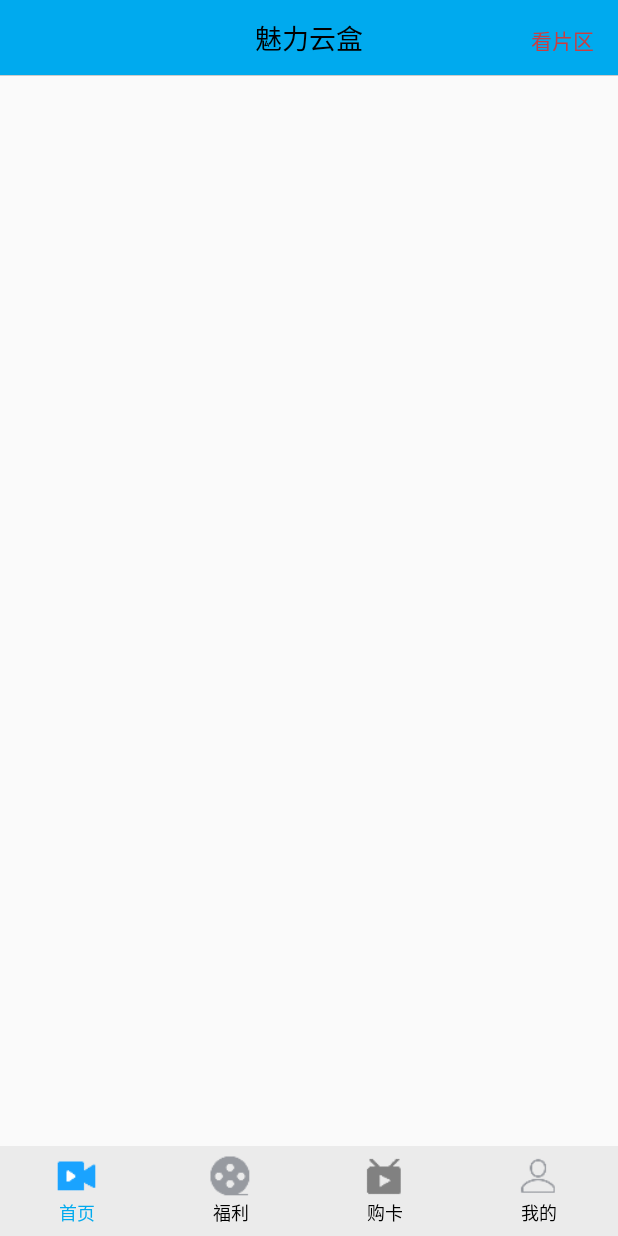
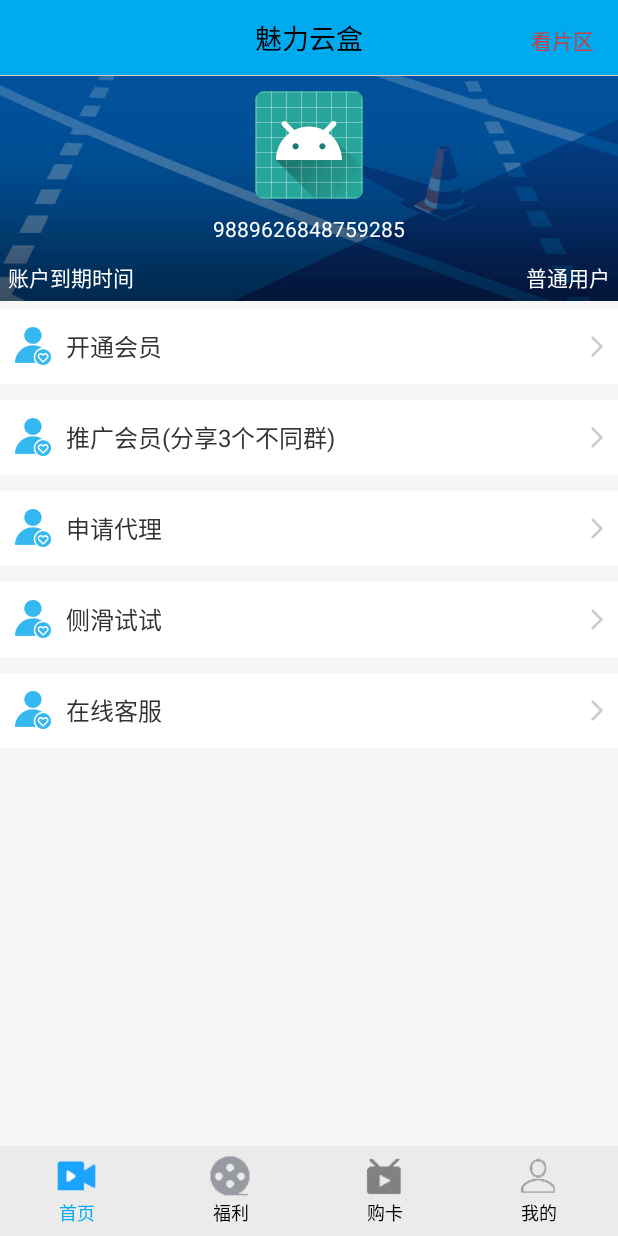
Before and after one commit to Snail17/Pandora, an Android app: the fragment MyFragment placed in its activity, on a phone screen of 412 x 824 dp. Run offline under Robolectric (Android 15) with nearby library versions, the phone set to English and light mode, and no system bars.

Commit message:
添加我的界面UI

```diff
--- a/app/src/main/res/layout/fragment_my.xml
+++ b/app/src/main/res/layout/fragment_my.xml
@@ -1,8 +1,87 @@
-<FrameLayout xmlns:android="http://schemas.android.com/apk/res/android"
+<LinearLayout xmlns:android="http://schemas.android.com/apk/res/android"
     xmlns:tools="http://schemas.android.com/tools"
     android:layout_width="match_parent"
     android:layout_height="match_parent"
+    android:background="@color/white_f6"
+    android:orientation="vertical"
     tools:context="com.pandora.modular.main.fragment.MyFragment">
 
+    <RelativeLayout
+        android:layout_width="match_parent"
+        android:layout_height="@dimen/default_dimen_150"
+        android:background="@drawable/bg_user_center_top">
 
-</FrameLayout>
+        <ImageView
+            android:id="@+id/tv_mine_image"
+            android:layout_width="match_parent"
+            android:layout_height="wrap_content"
+            android:layout_marginTop="@dimen/default_dimen_10"
+            android:src="@mipmap/ic_launcher" />
+
+        <TextView
+            android:layout_width="wrap_content"
+            android:layout_height="wrap_content"
+            android:layout_below="@id/tv_mine_image"
+            android:layout_centerHorizontal="true"
+            android:layout_marginTop="@dimen/default_dimen_10"
+            android:text="9889626848759285"
+            android:textColor="@color/white_ff" />
+
+        <TextView
+            android:layout_width="wrap_content"
+            android:layout_height="wrap_content"
+            android:layout_alignParentBottom="true"
+            android:layout_alignParentLeft="true"
+            android:layout_marginTop="@dimen/default_dimen_10"
+            android:padding="@dimen/default_dimen_5"
+            android:text="账户到期时间"
+            android:textColor="@color/white_ff" />
+
+        <TextView
+            android:layout_width="wrap_content"
+            android:layout_height="wrap_content"
+            android:layout_alignParentBottom="true"
+            android:layout_alignParentRight="true"
+            android:layout_marginTop="@dimen/default_dimen_10"
+            android:padding="@dimen/default_dimen_5"
+            android:text="普通用户"
+            android:textColor="@color/white_ff" />
+    </RelativeLayout>
+
+    <TextView
+        android:id="@+id/tv_open_vip"
+        style="@style/FragmentMyItemStyle"
+        android:drawableLeft="@drawable/mine_icon_invite_friend"
+        android:drawableRight="@drawable/arrow_right"
+        android:text="开通会员" />
+
+
+    <TextView
+        android:id="@+id/tv_invite_friend"
+        style="@style/FragmentMyItemStyle"
+        android:drawableLeft="@drawable/mine_icon_invite_friend"
+        android:drawableRight="@drawable/arrow_right"
+        android:text="推广会员(分享3个不同群)" />
+
+    <TextView
+        android:id="@+id/tv_collect"
+        style="@style/FragmentMyItemStyle"
+        android:drawableLeft="@drawable/mine_icon_invite_friend"
+        android:drawableRight="@drawable/arrow_right"
+        android:text="申请代理" />
+
+    <TextView
+        android:id="@+id/tv_Sideslip"
+        style="@style/FragmentMyItemStyle"
+        android:drawableLeft="@drawable/mine_icon_invite_friend"
+        android:drawableRight="@drawable/arrow_right"
+        android:text="侧滑试试" />
+
+    <TextView
+        android:id="@+id/tv_our"
+        style="@style/FragmentMyItemStyle"
+        android:drawableLeft="@drawable/mine_icon_invite_friend"
+        android:drawableRight="@drawable/arrow_right"
+        android:text="在线客服" />
+
+</LinearLayout>
--- a/app/src/main/res/values/dimens.xml
+++ b/app/src/main/res/values/dimens.xml
@@ -21,11 +21,14 @@
     <dimen name="default_dimen_80">80dp</dimen>
     <dimen name="default_dimen_31">31dp</dimen>
     <dimen name="default_dimen_100">100dp</dimen>
+    <dimen name="default_dimen_150">150dp</dimen>
+    <dimen name="default_dimen_200">200dp</dimen>
 
 
     <dimen name="default_sp_12">12sp</dimen>
     <dimen name="default_sp_14">14sp</dimen>
     <dimen name="default_sp_15">15sp</dimen>
+    <dimen name="default_sp_16">16sp</dimen>
     <dimen name="default_sp_17">17sp</dimen>
     <dimen name="default_sp_18">18sp</dimen>
     <dimen name="default_sp_20">20dp</dimen>
--- a/app/src/main/res/values/styles.xml
+++ b/app/src/main/res/values/styles.xml
@@ -20,4 +20,18 @@
         <item name="android:windowAnimationStyle">@android:style/Animation.Dialog</item>
         <item name="android:backgroundDimEnabled">true</item>
     </style>
+
+    <style name="FragmentMyItemStyle">
+        <item name="android:layout_width">match_parent</item>
+        <item name="android:layout_height">@dimen/default_dimen_50</item>
+        <item name="android:gravity">center|left</item>
+        <item name="android:drawablePadding">@dimen/default_dimen_10</item>
+        <item name="android:paddingRight">@dimen/default_dimen_10</item>
+        <item name="android:paddingLeft">@dimen/default_dimen_10</item>
+        <item name="android:textColor">@color/black_32</item>
+        <item name="android:textSize">@dimen/default_sp_16</item>
+        <item name="android:layout_marginTop">@dimen/default_dimen_5</item>
+        <item name="android:layout_marginBottom">@dimen/default_dimen_5</item>
+        <item name="android:background">@color/white_ff</item>
+    </style>
 </resources>
```
Also changed, not shown: app/src/main/res/drawable-hdpi/bg_user_center_top.jpg (added), app/src/main/res/drawable-hdpi/mine_icon_collect.png (added), app/src/main/res/drawable-hdpi/mine_icon_invite_friend.png (added), app/src/main/res/drawable-hdpi/mine_icon_our.png (added), app/src/main/res/drawable-hdpi/qiandao.png (added), app/src/main/res/drawable-hdpi/qy_ic_user_home_vip.png (added), app/src/main/res/drawable-xhdpi/arrow_right.png (added).
